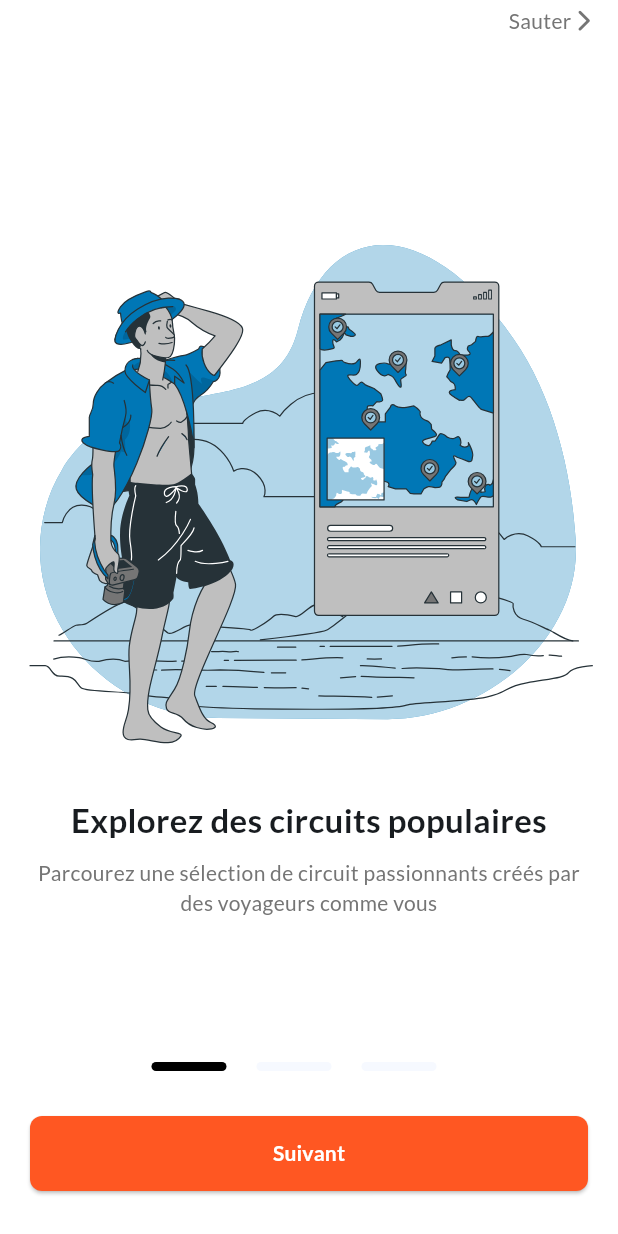
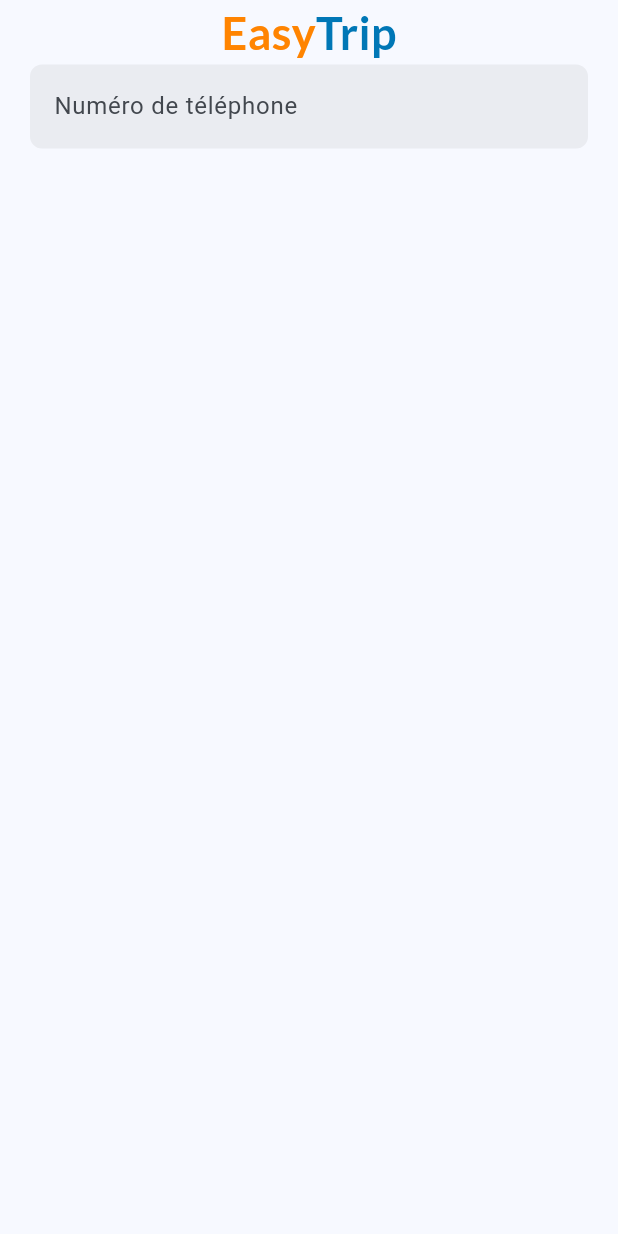
Before and after one commit to imdadAdelabou/EasyTrip, a Flutter app: the screen it shows after launch, after a tap on "Sauter", on a phone screen of 412 x 824 dp. Run offline on Flutter 3.47's test engine with Material 2 defaults, Android fonts, the light colour scheme and no system bars; our stand-ins replace flutter_svg, font_awesome_flutter, gap, google_fonts.

Commit message:
[FEAT] Finish onBoardingView

```diff
--- /dev/null
+++ b/lib/components/custom_textfield.dart
@@ -0,0 +1,29 @@
+import "package:easy_trip/utils/styles.dart";
+import "package:flutter/material.dart";
+
+class CustomTextField extends StatelessWidget {
+  final bool filled;
+  final Color fillColor;
+  final String? hintText;
+  const CustomTextField({
+    super.key,
+    this.filled = true,
+    this.fillColor = Colors.grey,
+    this.hintText,
+  });
+
+  @override
+  Widget build(BuildContext context) {
+    return TextFormField(
+      decoration: InputDecoration(
+        hintText: hintText,
+        filled: filled,
+        fillColor: AppColor.greyColor.withOpacity(0.1),
+        border: OutlineInputBorder(
+          borderSide: BorderSide.none,
+          borderRadius: BorderRadius.circular(8.0),
+        ),
+      ),
+    );
+  }
+}
--- a/lib/components/text_logo.dart
+++ b/lib/components/text_logo.dart
@@ -4,9 +4,11 @@
 
 class TextLogo extends StatelessWidget {
   final double size;
+  final Color secondColor;
   const TextLogo({
     super.key,
     this.size = 30,
+    this.secondColor = Colors.white,
   });
 
   @override
@@ -26,7 +28,7 @@
           "Trip",
           style: GoogleFonts.lato(
             fontWeight: FontWeight.w700,
-            color: AppColor.whiteColor,
+            color: secondColor,
             fontSize: size,
           ),
         ),
--- a/lib/main.dart
+++ b/lib/main.dart
@@ -1,4 +1,5 @@
 import 'package:easy_trip/utils/styles.dart';
+import 'package:easy_trip/views/auth/login.dart';
 import 'package:easy_trip/views/onBoarding/on_boarding.view.dart';
 import 'package:easy_trip/views/splash_screen.dart';
 import 'package:flutter/material.dart';
@@ -21,7 +22,8 @@
       debugShowCheckedModeBanner: false,
       routes: {
         SplashScreen.routeName: (_) => const SplashScreen(),
-        OnBoardingView.routeName: (_) => const OnBoardingView()
+        OnBoardingView.routeName: (_) => const OnBoardingView(),
+        LoginView.routeName: (_) => const LoginView(),
       },
     );
   }
--- a/lib/utils/constant.dart
+++ b/lib/utils/constant.dart
@@ -22,3 +22,4 @@
     urlImg: AppAsset.travelOnboardingIll3,
   ),
 ];
+const horizontalSpaceBtwScreenAndComponent = 20.0;
--- /dev/null
+++ b/lib/views/auth/login.dart
@@ -0,0 +1,33 @@
+import "package:easy_trip/components/custom_textfield.dart";
+import "package:easy_trip/components/text_logo.dart";
+import "package:easy_trip/utils/constant.dart";
+import "package:easy_trip/utils/styles.dart";
+import "package:flutter/material.dart";
+
+class LoginView extends StatelessWidget {
+  static String routeName = "/login";
+  const LoginView({super.key});
+
+  @override
+  Widget build(BuildContext context) {
+    return Scaffold(
+      body: SafeArea(
+        child: SingleChildScrollView(
+          padding: const EdgeInsets.symmetric(
+            horizontal: horizontalSpaceBtwScreenAndComponent,
+          ),
+          child: Column(
+            children: [
+              TextLogo(
+                secondColor: AppColor.blueOceanColor,
+              ),
+              CustomTextField(
+                hintText: "Numéro de téléphone",
+              ),
+            ],
+          ),
+        ),
+      ),
+    );
+  }
+}
--- a/lib/views/onBoarding/on_boarding.view.dart
+++ b/lib/views/onBoarding/on_boarding.view.dart
@@ -2,6 +2,7 @@
 import "package:easy_trip/utils/app_message.dart";
 import "package:easy_trip/utils/constant.dart";
 import "package:easy_trip/utils/styles.dart";
+import "package:easy_trip/views/auth/login.dart";
 import "package:easy_trip/views/onBoarding/on_boarding_step_tracker.dart";
 import "package:flutter/material.dart";
 import "package:flutter_svg/svg.dart";
@@ -44,7 +45,9 @@
                   right: 16.0,
                 ),
                 child: InkWell(
-                  onTap: () {},
+                  onTap: () {
+                    Navigator.of(context).pushNamed(LoginView.routeName);
+                  },
                   child: Row(
                     mainAxisSize: MainAxisSize.min,
                     children: [
@@ -107,7 +110,8 @@
                     ),
                   )
                 ],
-            )),
+              ),
+            ),
             Center(
               child: Row(
                 mainAxisAlignment: MainAxisAlignment.center,
@@ -132,7 +136,19 @@
                 content: currentIndex >= 0 && currentIndex <= 1
                     ? AppMessage.nextLabel
                     : AppMessage.beginLabel,
-                action: () {},
+                action: () {
+                  if (currentIndex == 2) {
+                    Navigator.of(context).pushNamed(
+                      LoginView.routeName,
+                    );
+                    return;
+                  }
+                  controller.animateToPage(
+                    currentIndex + 1,
+                    duration: const Duration(seconds: 1),
+                    curve: Curves.linear,
+                  );
+                },
               ),
             ),
             const Gap(30.0),
--- a/lib/views/splash_screen.dart
+++ b/lib/views/splash_screen.dart
@@ -18,7 +18,7 @@
     super.initState();
     Future.delayed(
       const Duration(seconds: 2),
-      () => Navigator.of(context).pushNamed(
+      () => Navigator.of(context).pushReplacementNamed(
         OnBoardingView.routeName,
       ),
     );
```
Lines whose indentation alone changed are shown as unchanged.
